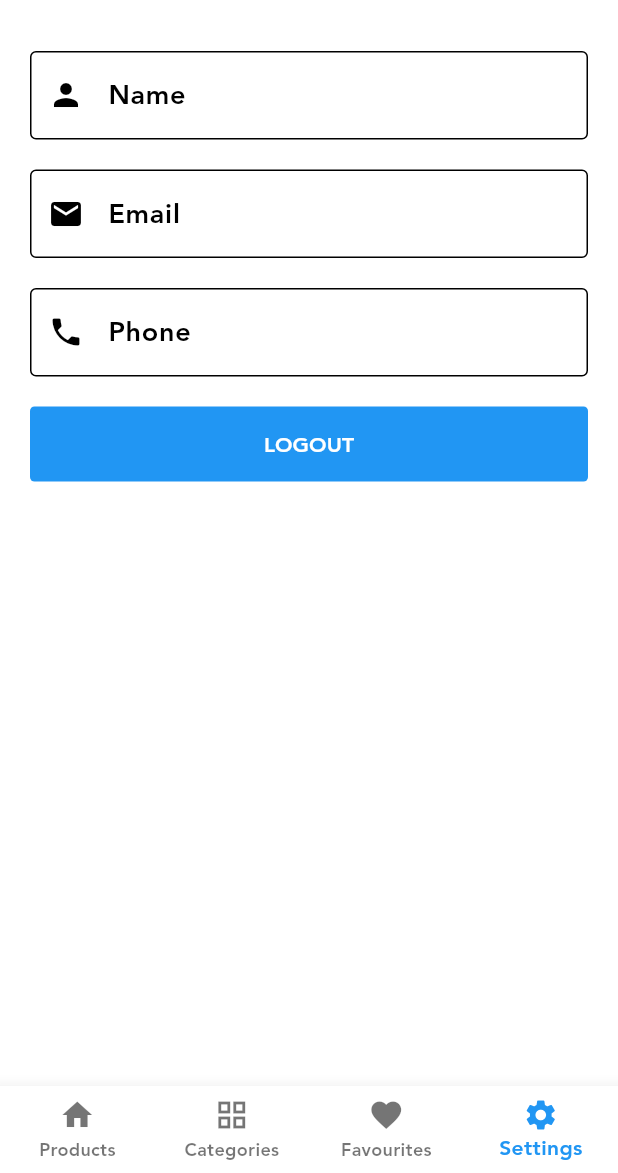
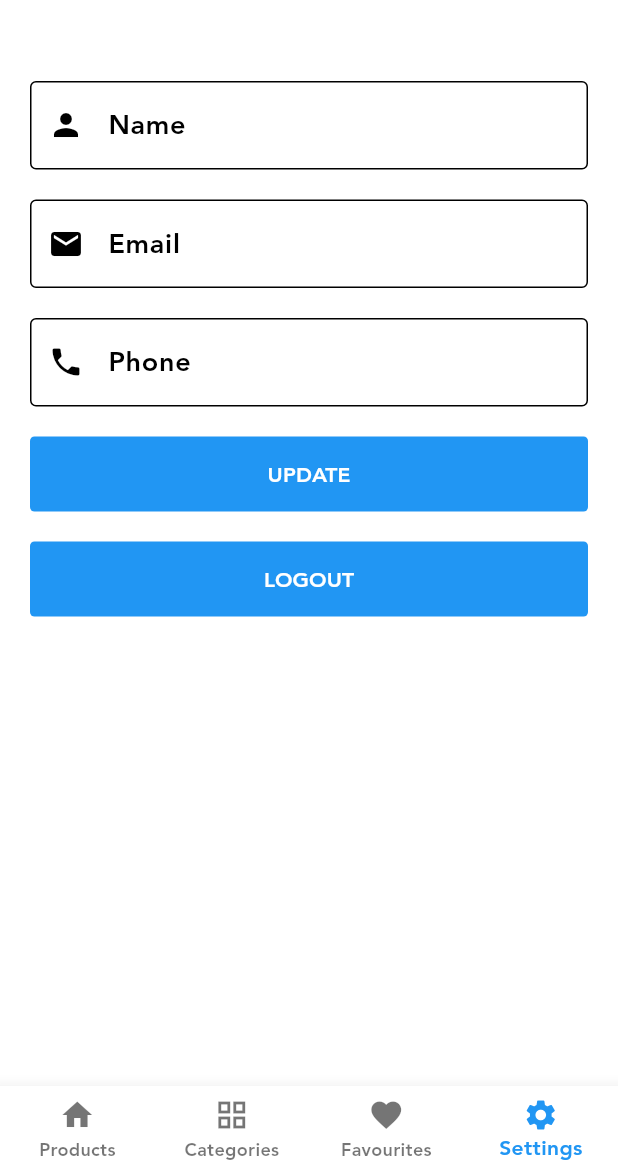
Before and after one commit to MirnaEmbaby/E-Store-App, a Flutter app: the LayoutScreen screen opened directly, item 4 of the bottom bar chosen, on a phone screen of 412 x 824 dp, the part 63-1236 px from its top. Run offline on Flutter 3.47's test engine with Material 3 defaults, Android fonts, the phone set to English and light mode, and no system bars; our stand-ins replace bloc, carousel_slider, conditional_builder_null_safety, dio, flutter_bloc, fluttertoast and 2 more; accounts and stored records are empty; network calls fail.

```diff
--- a/lib/modules/settings/settings_screen.dart
+++ b/lib/modules/settings/settings_screen.dart
@@ -9,6 +9,7 @@ import 'package:flutter_bloc/flutter_bloc.dart';
 class SettingsScreen extends StatelessWidget {
   SettingsScreen({super.key});
 
+  var formKey = GlobalKey<FormState>();
   var nameController = TextEditingController();
   var emailController = TextEditingController();
   var phoneController = TextEditingController();
@@ -29,8 +30,15 @@ class SettingsScreen extends StatelessWidget {
           builder: (context) {
             return Padding(
               padding: const EdgeInsets.all(20.0),
+              child: Form(
+                key: formKey,
                 child: Column(
                   children: [
+                    if (state is ShopUpdateUserDataLoadingState)
+                      const LinearProgressIndicator(),
+                    const SizedBox(
+                      height: 20.0,
+                    ),
                     defaultFormField(
                       controller: nameController,
                       type: TextInputType.text,
@@ -81,11 +89,27 @@ class SettingsScreen extends StatelessWidget {
                     ),
                     defaultButton(
                       function: () {
+                        if (formKey.currentState!.validate()) {
+                          ShopCubit.get(context).updateUserData(
+                            name: nameController.text,
+                            email: emailController.text,
+                            phone: phoneController.text,
+                          );
+                        }
+                      },
+                      text: 'Update',
+                    ),
+                    const SizedBox(
+                      height: 20.0,
+                    ),
+                    defaultButton(
+                      function: () {
                         signOut(context);
                       },
                       text: 'Logout',
                     ),
                   ],
+                ),
               ),
             );
           },
--- a/lib/shared/network/end_points.dart
+++ b/lib/shared/network/end_points.dart
@@ -6,3 +6,4 @@ const get_categories = 'categories';
 const favorites = 'favorites';
 const profile = 'profile';
 const register = 'register';
+const updateProfile = 'update-profile';
--- a/lib/shared/network/remote/dio_helper.dart
+++ b/lib/shared/network/remote/dio_helper.dart
@@ -49,4 +49,24 @@ class DioHelper {
       data: data,
     );
   }
+
+  static Future<Response> putData({
+    required String url,
+    Map<String, dynamic>? query,
+    required Map<String, dynamic> data,
+    String lang = 'en',
+    String? token,
+  }) async {
+    dio.options.headers = {
+      'Content-Type': 'application/json',
+      'lang': lang,
+      'Authorization': token ?? '',
+    };
+
+    return dio.put(
+      url,
+      queryParameters: query,
+      data: data,
+    );
+  }
 }
```
Also changed, not shown: lib/modules/shop_layout/cubit/cubit.dart (+26 -0 lines), lib/modules/shop_layout/cubit/states.dart (+10 -0 lines). Lines whose indentation alone changed are shown as unchanged.
